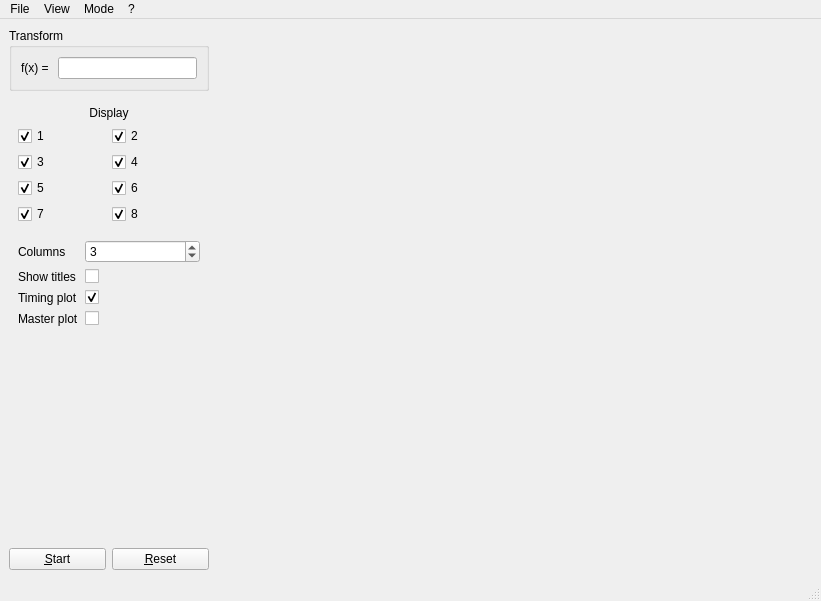
Old version of the form gui/mainwindow.ui in the repository mvonthron/plotsplotsplots.
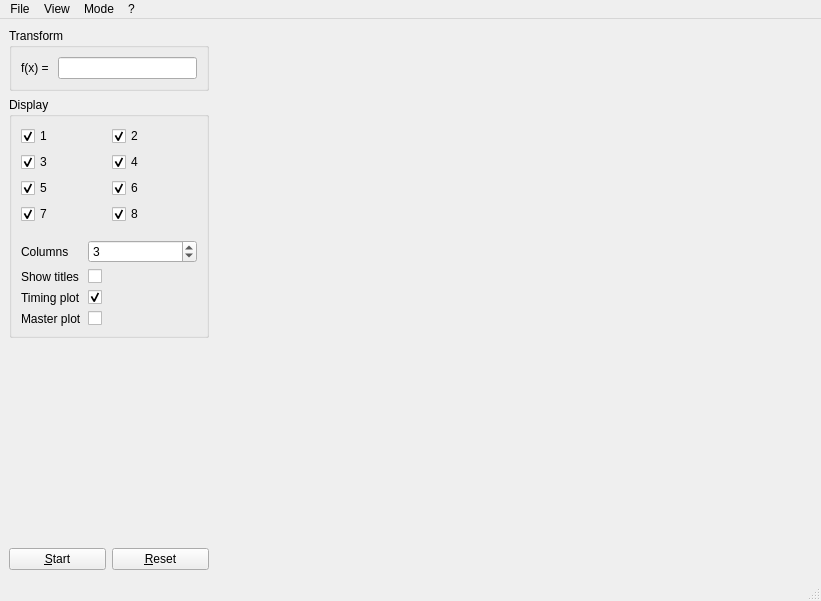
New version of the form.

Patch:
```diff
--- a/gui/mainwindow.ui
+++ b/gui/mainwindow.ui
@@ -43,30 +43,11 @@
        </widget>
       </item>
       <item>
-       <widget class="QWidget" name="displayPanelContainer" native="true">
-        <property name="minimumSize">
-         <size>
-          <width>0</width>
-          <height>20</height>
-         </size>
+       <widget class="QGroupBox" name="displayBox">
+        <property name="title">
+         <string>Display</string>
         </property>
-        <layout class="QVBoxLayout" name="verticalLayout_2">
-         <item>
-          <widget class="QLabel" name="label">
-           <property name="font">
-            <font>
-             <weight>50</weight>
-             <bold>false</bold>
-            </font>
-           </property>
-           <property name="text">
-            <string>Display</string>
-           </property>
-           <property name="alignment">
-            <set>Qt::AlignCenter</set>
-           </property>
-          </widget>
-         </item>
+        <layout class="QVBoxLayout" name="verticalLayout">
          <item>
           <layout class="QGridLayout" name="gridLayout">
            <item row="3" column="1">
```
Left out of the diff: 22 changed lines with no effect on the pictures.
